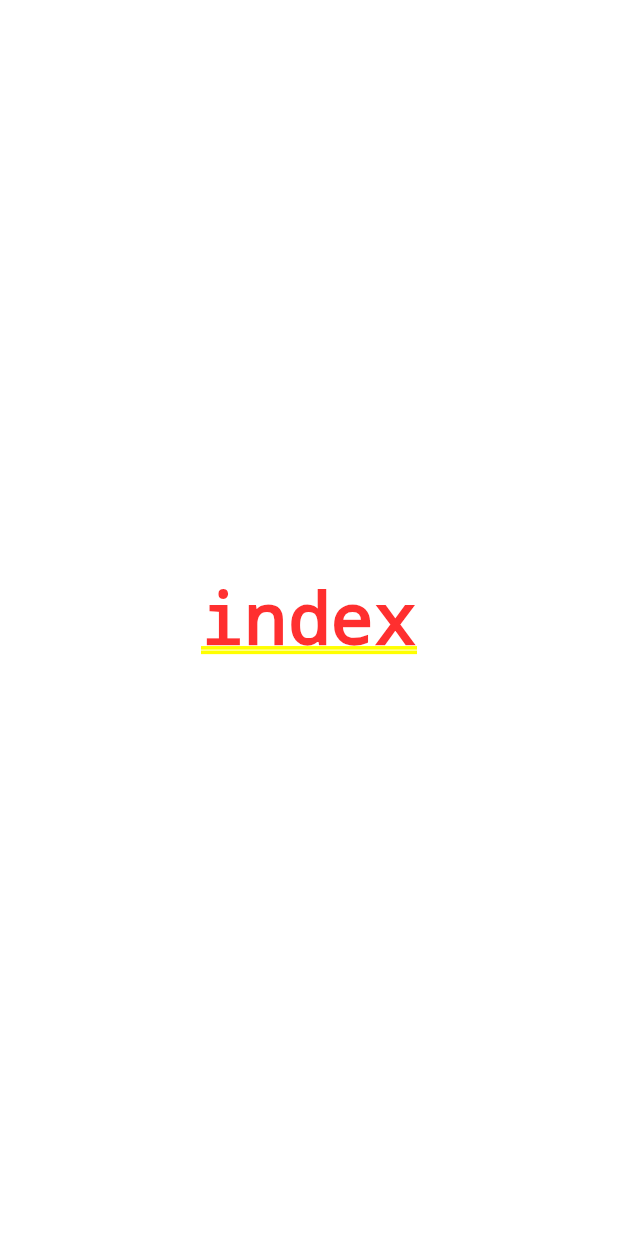
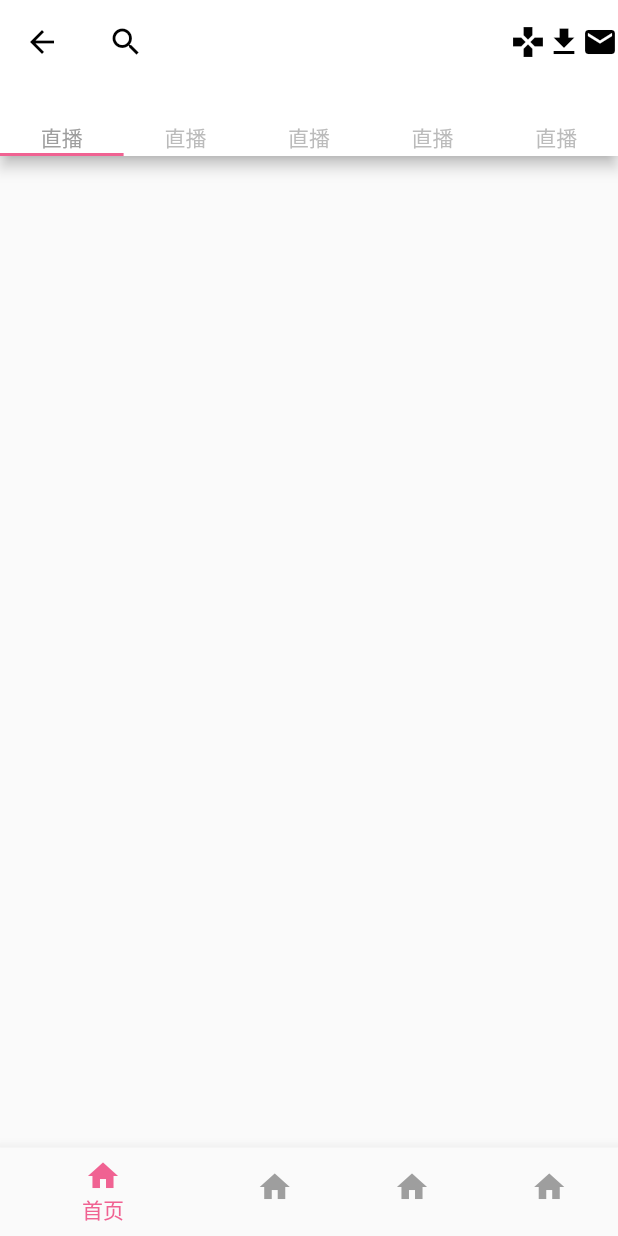
Before and after one commit to fogfire/flutter-bilibili, a Flutter app: the screen it shows after launch, on a phone screen of 412 x 824 dp. Run offline on Flutter 3.47's test engine with Material 2 defaults, Android fonts, the phone set to English and light mode, and no system bars.

Commit message:
feature: 首页框架

```diff
--- a/lib/main.dart
+++ b/lib/main.dart
@@ -10,7 +10,7 @@ class MyApp extends StatelessWidget {
     return MaterialApp(
       debugShowCheckedModeBanner: false,
       theme: ThemeData(
-        primarySwatch: Colors.pink,
+        primaryColor: Colors.white,
       ),
       initialRoute: '/',
       routes: {
@@ -31,10 +31,9 @@ class _LaunchPageState extends State<LaunchPage> {
 
   @override
   void initState() {
-    print('初始化、倒计时跳转');
     Timer(Duration(seconds: 3), () {
+      print('打开首页');
       Navigator.of(context).pushNamed("home", arguments: "index");
-      print('打开首页');
     });
     super.initState();
   }
--- a/lib/pages/home.dart
+++ b/lib/pages/home.dart
@@ -9,12 +9,48 @@ class HomePage extends StatefulWidget {
   _HomePageState createState() => _HomePageState();
 }
 
-class _HomePageState extends State<HomePage> {
+class _HomePageState extends State<HomePage> with SingleTickerProviderStateMixin {
+  TabController _tabController;
+
+  @override
+  void initState() {
+    _tabController = new TabController(length: 5, vsync: this);
+    super.initState();
+  }
+
   @override
   Widget build(BuildContext context) {
-    return Container(
-      child: Center(
-        child: Text(widget.arg),
+    return Scaffold(
+      appBar: AppBar(
+        // leading: , 头像
+        title: Container(child: Row( children: [ Icon(Icons.search), Spacer()])),
+        actions: <Widget>[
+          Icon(Icons.games),
+          Icon(Icons.file_download),
+          Icon(Icons.email)
+        ],
+        bottom: TabBar(
+          controller: _tabController,
+          tabs: <Widget>[
+            Text('直播'),
+            Text('直播'),
+            Text('直播'),
+            Text('直播'),
+            Text('直播'),
+          ],
+          labelColor: Colors.grey,
+          indicatorColor: Colors.pink[300],
+        ),
+      ),
+      bottomNavigationBar: BottomNavigationBar(
+        unselectedItemColor: Colors.grey,
+        selectedItemColor: Colors.pink[300],
+        items: <BottomNavigationBarItem>[
+          BottomNavigationBarItem(icon: Icon(Icons.home), title: Text('首页')),
+          BottomNavigationBarItem(icon: Icon(Icons.home), title: Text('频道')),
+          BottomNavigationBarItem(icon: Icon(Icons.home), title: Text('动态')),
+          BottomNavigationBarItem(icon: Icon(Icons.home), title: Text('会员购')),
+        ],
       ),
     );
   }
```
